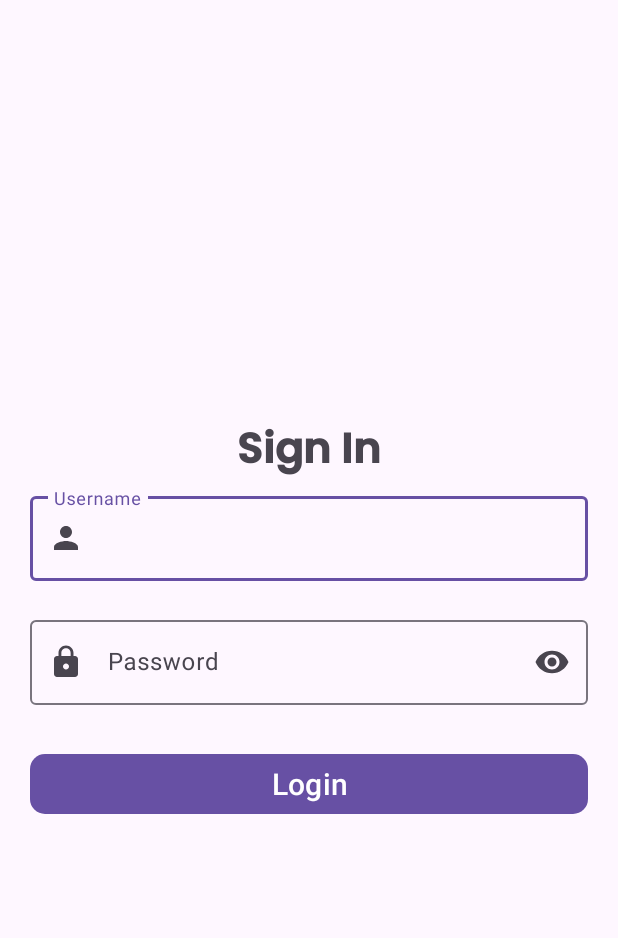
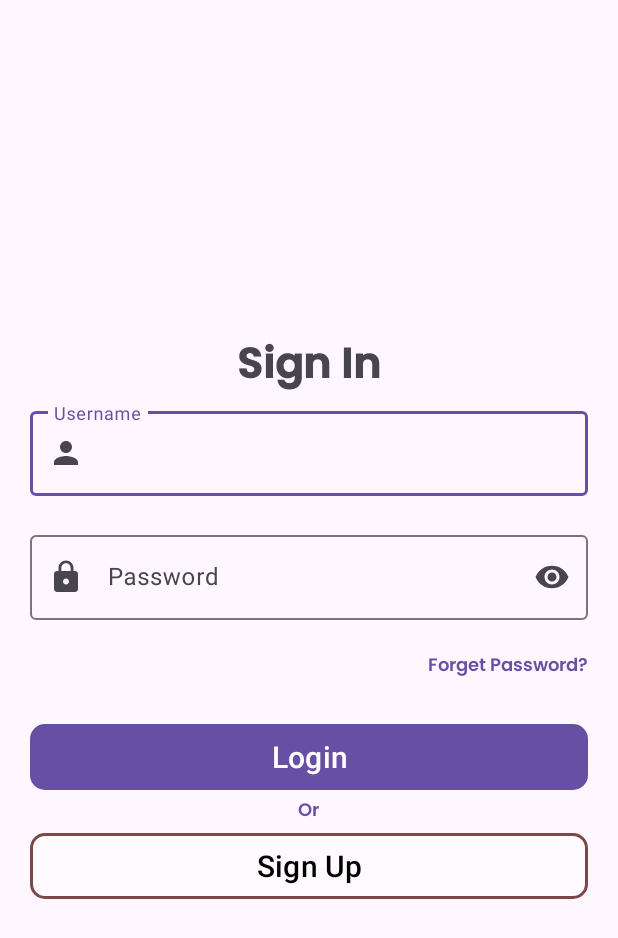
Before and after one commit to daiyanuthsa/kotlin_Passing-Data, an Android app: the screen it shows after launch (MainActivity), on a phone screen of 412 x 824 dp. Shown: the top 938 px of the screen. Run offline under Robolectric (Android 15) with nearby library versions, the phone set to English and light mode, and no system bars.

Commit message:
Add signup button at login page

```diff
--- a/app/build.gradle.kts
+++ b/app/build.gradle.kts
@@ -45,6 +45,11 @@ dependencies {
     implementation("com.google.android.material:material:1.9.0")
     implementation("androidx.constraintlayout:constraintlayout:2.1.4")
     implementation("com.google.android.material:material:1.0.0")
+    implementation("androidx.annotation:annotation:1.6.0")
+    implementation("androidx.lifecycle:lifecycle-livedata-ktx:2.6.1")
+    implementation("androidx.lifecycle:lifecycle-viewmodel-ktx:2.6.1")
+    implementation("androidx.navigation:navigation-fragment-ktx:2.5.3")
+    implementation("androidx.navigation:navigation-ui-ktx:2.5.3")
     testImplementation("junit:junit:4.13.2")
     androidTestImplementation("androidx.test.ext:junit:1.1.5")
     androidTestImplementation("androidx.test.espresso:espresso-core:3.5.1")
--- a/app/src/main/res/layout/activity_main.xml
+++ b/app/src/main/res/layout/activity_main.xml
@@ -43,6 +43,7 @@
                 app:endIconMode="clear_text"
                 app:errorEnabled="true"
                 app:errorIconDrawable="@drawable/baseline_cancel_24"
+
                 >
 
                 <com.google.android.material.textfield.TextInputEditText
@@ -61,7 +62,7 @@
                 app:endIconMode="password_toggle"
                 app:errorEnabled="true"
                 app:startIconDrawable="@drawable/baseline_lock_24"
-                android:layout_marginBottom="8dp">
+                >
 
                 <com.google.android.material.textfield.TextInputEditText
                     android:id="@+id/passInput"
@@ -72,13 +73,61 @@
                     />
             </com.google.android.material.textfield.TextInputLayout>
 
+
+
+            <LinearLayout
+                android:layout_width="match_parent"
+                android:layout_height="match_parent"
+                android:orientation="horizontal"
+                android:gravity="end"
+                android:layout_marginBottom="24dp">
+
+                <TextView
+                    android:id="@+id/lupaPass"
+                    android:layout_width="wrap_content"
+                    android:layout_height="wrap_content"
+
+                    android:fontFamily="@font/poppins_semibold"
+
+                    android:text="Forget Password?"
+                    android:textColor="#6750A3"
+                    android:textFontWeight="600"
+                    android:textSize="12dp" />
+            </LinearLayout>
+
             <com.google.android.material.button.MaterialButton
                 android:id="@+id/btnLogin"
                 android:layout_width="match_parent"
-                android:layout_height="wrap_content"
+                android:layout_height="52dp"
                 app:cornerRadius="10dp"
                 android:textSize="20dp"
-                android:text="Login" />
+
+             android:text="Login" /> <!--Login Button-->
+
+            <TextView
+                android:id="@+id/or"
+                android:layout_width="wrap_content"
+                android:layout_height="wrap_content"
+
+                android:fontFamily="@font/poppins_semibold"
+
+                android:text="Or"
+                android:textColor="#6750A3"
+                android:textFontWeight="600"
+                android:textSize="12dp" />
+
+            <com.google.android.material.button.MaterialButton
+                android:id="@+id/btnSignUp"
+                android:layout_width="match_parent"
+                android:layout_height="52dp"
+                android:backgroundTint="#FEFAFD"
+                android:text="Sign Up"
+                android:textColor="@color/black"
+                android:textSize="20dp"
+                app:cornerRadius="10dp"
+                app:rippleColor="#673AB7"
+                app:strokeColor="#7C4747"
+                app:strokeWidth="2dp" /> <!--Sign Up Button-->
 
         </LinearLayout>
 
--- /dev/null
+++ b/app/src/main/res/values-land/dimens.xml
@@ -0,0 +1,4 @@
+<resources>
+    <dimen name="activity_horizontal_margin">48dp</dimen>
+    <dimen name="fab_margin">48dp</dimen>
+</resources>
--- /dev/null
+++ b/app/src/main/res/values-v23/themes.xml
@@ -0,0 +1,9 @@
+<resources xmlns:tools="http://schemas.android.com/tools">
+
+    <style name="Theme.Tugas2_papb" parent="Base.Theme.Tugas2_papb">
+        <!-- Transparent system bars for edge-to-edge. -->
+        <item name="android:navigationBarColor">@android:color/transparent</item>
+        <item name="android:statusBarColor">@android:color/transparent</item>
+        <item name="android:windowLightStatusBar">?attr/isLightTheme</item>
+    </style>
+</resources>
--- /dev/null
+++ b/app/src/main/res/values-w1240dp/dimens.xml
@@ -0,0 +1,4 @@
+<resources>
+    <dimen name="activity_horizontal_margin">200dp</dimen>
+    <dimen name="fab_margin">200dp</dimen>
+</resources>
--- /dev/null
+++ b/app/src/main/res/values-w600dp/dimens.xml
@@ -0,0 +1,4 @@
+<resources>
+    <dimen name="activity_horizontal_margin">48dp</dimen>
+    <dimen name="fab_margin">48dp</dimen>
+</resources>
--- a/app/src/main/res/values/colors.xml
+++ b/app/src/main/res/values/colors.xml
@@ -2,4 +2,5 @@
 <resources>
     <color name="black">#FF000000</color>
     <color name="white">#FFFFFFFF</color>
+    <color name="transparent">#00FFFFFF</color>
 </resources>
--- /dev/null
+++ b/app/src/main/res/values/dimens.xml
@@ -0,0 +1,6 @@
+<resources>
+    <!-- Default screen margins, per the Android Design guidelines. -->
+    <dimen name="activity_horizontal_margin">16dp</dimen>
+    <dimen name="activity_vertical_margin">16dp</dimen>
+    <dimen name="fab_margin">16dp</dimen>
+</resources>
```
Also changed, not shown: app/src/main/AndroidManifest.xml (+9 -1 lines), app/src/main/res/navigation/nav_graph.xml (added, +28 -0 lines), app/src/main/res/values/strings.xml (+52 -0 lines).
